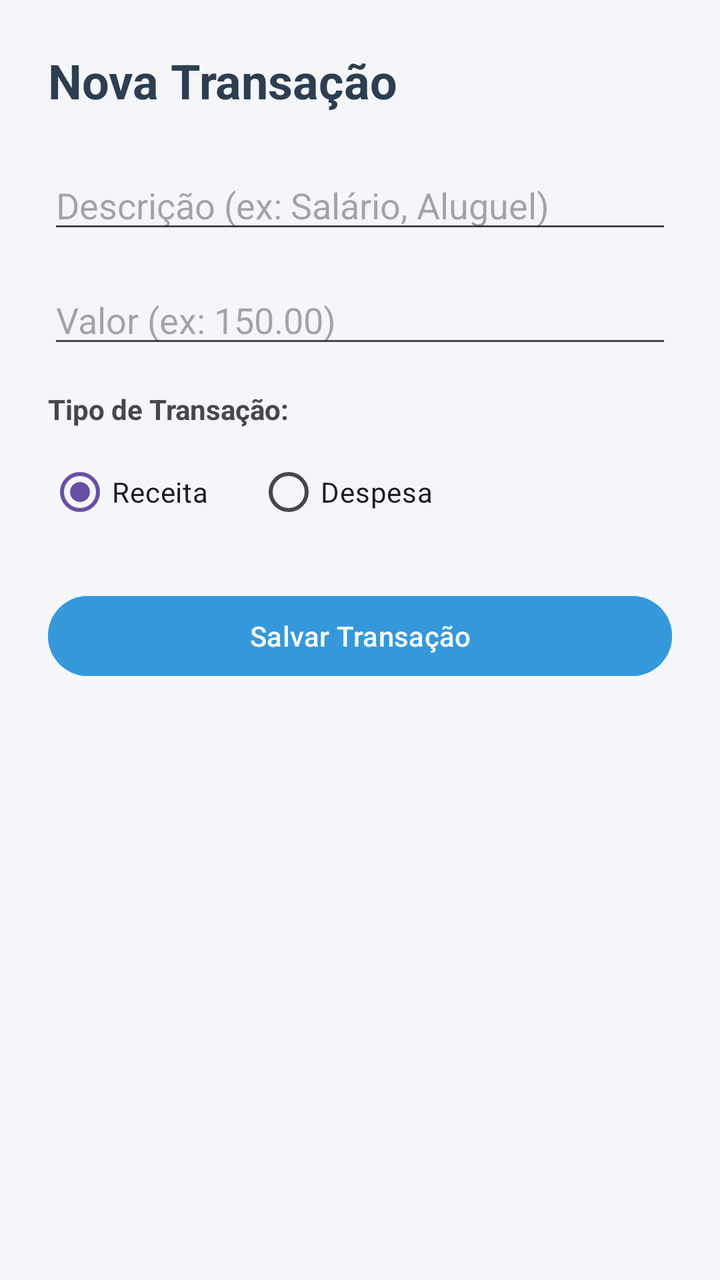
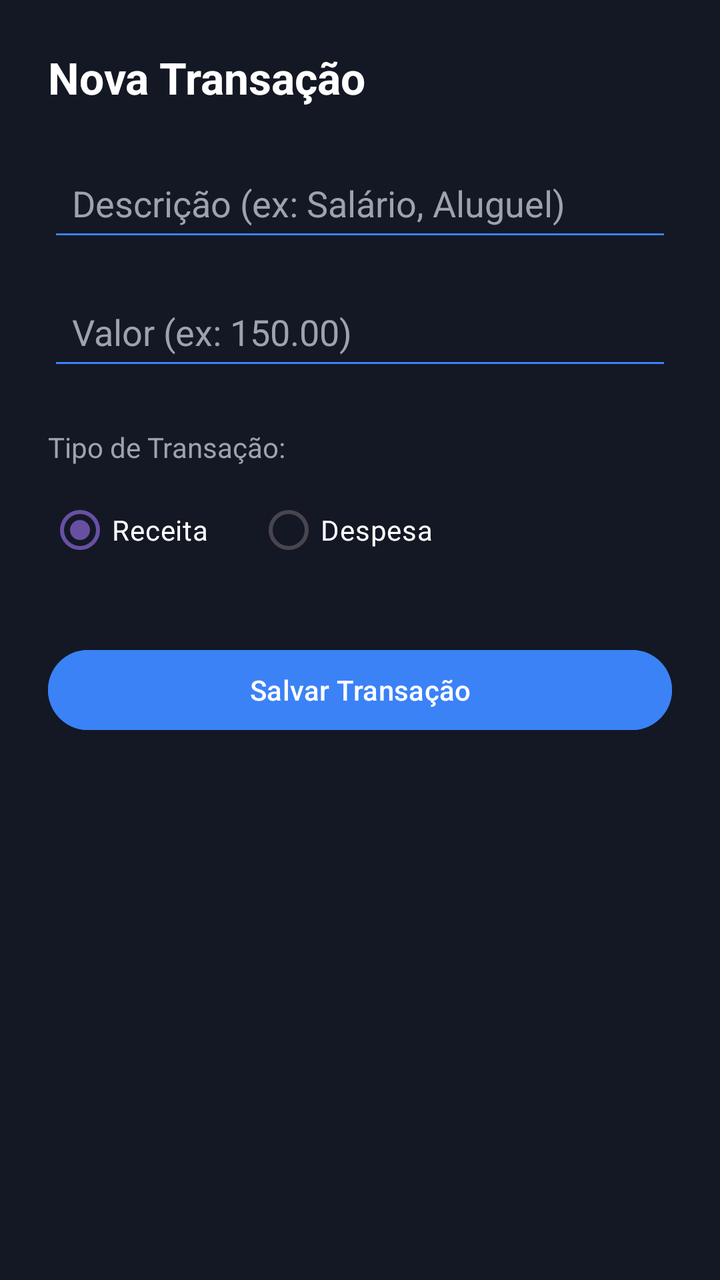

The first picture is an Android layout as it rendered before a commit; the second is the same layout after the commit. The layout source and the unified diff follow.
<!-- AndroidManifest.xml: application theme Theme.PlayMoneyApp -->
<!-- res/layout/activity_add_transaction.xml -->
<?xml version="1.0" encoding="utf-8"?>
<LinearLayout xmlns:android="http://schemas.android.com/apk/res/android"
    android:layout_width="match_parent"
    android:layout_height="match_parent"
    android:orientation="vertical"
    android:padding="24dp"
    android:background="#F5F6FA">

    <TextView
        android:layout_width="wrap_content"
        android:layout_height="wrap_content"
        android:text="Nova Transação"
        android:textSize="24sp"
        android:textStyle="bold"
        android:textColor="#2C3E50"
        android:layout_marginBottom="24dp"/>

    <EditText
        android:id="@+id/etDescription"
        android:layout_width="match_parent"
        android:layout_height="wrap_content"
        android:hint="Descrição (ex: Salário, Aluguel)"
        android:inputType="text"
        android:textColor="#000000"
        android:layout_marginBottom="16dp"/>

    <EditText
        android:id="@+id/etAmount"
        android:layout_width="match_parent"
        android:layout_height="wrap_content"
        android:hint="Valor (ex: 150.00)"
        android:inputType="numberDecimal"
        android:layout_marginBottom="16dp"/>

    <TextView
        android:layout_width="wrap_content"
        android:layout_height="wrap_content"
        android:text="Tipo de Transação:"
        android:textStyle="bold"
        android:layout_marginBottom="8dp"/>

    <RadioGroup
        android:id="@+id/rgType"
        android:layout_width="match_parent"
        android:layout_height="wrap_content"
        android:orientation="horizontal"
        android:layout_marginBottom="24dp">

        <RadioButton
            android:id="@+id/rbIncome"
            android:layout_width="wrap_content"
            android:layout_height="wrap_content"
            android:text="Receita"
            android:checked="true"
            android:layout_marginEnd="24dp"/>

        <RadioButton
            android:id="@+id/rbExpense"
            android:layout_width="wrap_content"
            android:layout_height="wrap_content"
            android:text="Despesa"/>
    </RadioGroup>

    <Button
        android:id="@+id/btnSaveTransaction"
        android:layout_width="match_parent"
        android:layout_height="wrap_content"
        android:text="Salvar Transação"
        android:backgroundTint="#3498DB"
        android:textColor="#FFFFFF"/>

</LinearLayout>
<!-- resources referenced by this layout -->
<resources>
  <style name="Theme.PlayMoneyApp" parent="Base.Theme.PlayMoneyApp" />
  <style name="Base.Theme.PlayMoneyApp" parent="Theme.Material3.DayNight.NoActionBar">
          
          
      </style>
</resources>

<!-- the commit's change to res/layout/activity_add_transaction.xml (unified diff, before → after) -->
@@ -2,17 +2,17 @@
 <LinearLayout xmlns:android="http://schemas.android.com/apk/res/android"
     android:layout_width="match_parent"
     android:layout_height="match_parent"
+    android:background="#131824"
     android:orientation="vertical"
-    android:padding="24dp"
-    android:background="#F5F6FA">
+    android:padding="24dp">
 
     <TextView
         android:layout_width="wrap_content"
         android:layout_height="wrap_content"
         android:text="Nova Transação"
-        android:textSize="24sp"
+        android:textColor="#FFFFFF"
+        android:textSize="22sp"
         android:textStyle="bold"
-        android:textColor="#2C3E50"
         android:layout_marginBottom="24dp"/>
 
     <EditText
@@ -20,45 +20,57 @@
         android:layout_width="match_parent"
         android:layout_height="wrap_content"
         android:hint="Descrição (ex: Salário, Aluguel)"
+        android:textColor="#FFFFFF"
+        android:textColorHint="#9CA3AF"
+        android:backgroundTint="#3B82F6"
         android:inputType="text"
-        android:textColor="#000000"
-        android:layout_marginBottom="16dp"/>
+        android:layout_marginBottom="16dp"
+        android:padding="12dp"/>
 
     <EditText
         android:id="@+id/etAmount"
         android:layout_width="match_parent"
         android:layout_height="wrap_content"
         android:hint="Valor (ex: 150.00)"
+        android:textColor="#FFFFFF"
+        android:textColorHint="#9CA3AF"
+        android:backgroundTint="#3B82F6"
         android:inputType="numberDecimal"
-        android:layout_marginBottom="16dp"/>
+        android:layout_marginBottom="24dp"
+        android:padding="12dp"/>
 
     <TextView
         android:layout_width="wrap_content"
         android:layout_height="wrap_content"
         android:text="Tipo de Transação:"
-        android:textStyle="bold"
+        android:textColor="#9CA3AF"
+        android:textSize="14sp"
         android:layout_marginBottom="8dp"/>
 
     <RadioGroup
-        android:id="@+id/rgType"
+        android:id="@+id/radioGroupType"
         android:layout_width="match_parent"
         android:layout_height="wrap_content"
         android:orientation="horizontal"
-        android:layout_marginBottom="24dp">
+        android:layout_marginBottom="32dp">
 
         <RadioButton
             android:id="@+id/rbIncome"
             android:layout_width="wrap_content"
             android:layout_height="wrap_content"
             android:text="Receita"
+            android:textColor="#FFFFFF"
+            android:buttonTint="#3B82F6"
             android:checked="true"
-            android:layout_marginEnd="24dp"/>
+            android:layout_marginRight="24dp"/>
 
         <RadioButton
             android:id="@+id/rbExpense"
             android:layout_width="wrap_content"
             android:layout_height="wrap_content"
-            android:text="Despesa"/>
+            android:text="Despesa"
+            android:textColor="#FFFFFF"
+            android:buttonTint="#E74C3C"/>
     </RadioGroup>
 
     <Button
@@ -66,7 +78,7 @@
         android:layout_width="match_parent"
         android:layout_height="wrap_content"
         android:text="Salvar Transação"
-        android:backgroundTint="#3498DB"
+        android:backgroundTint="#3B82F6"
         android:textColor="#FFFFFF"/>
 
 </LinearLayout>
